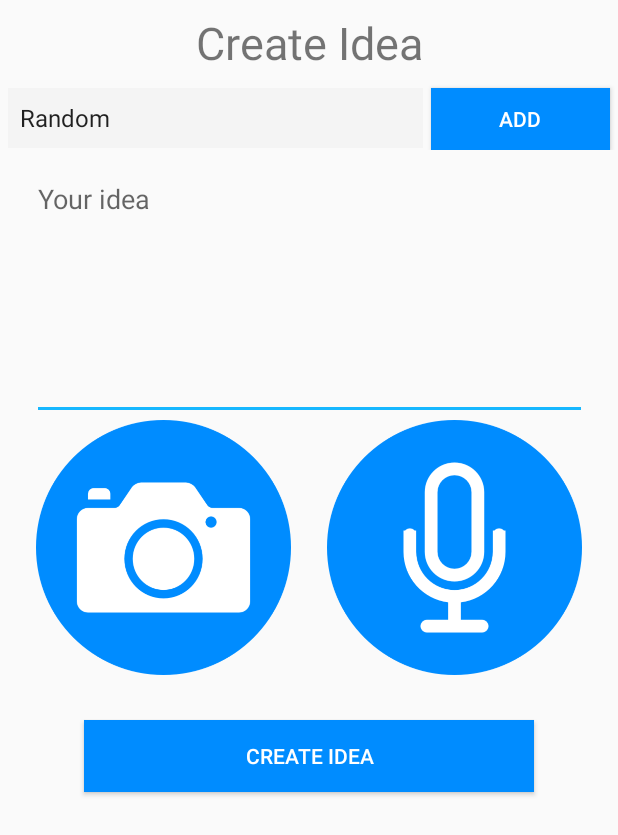
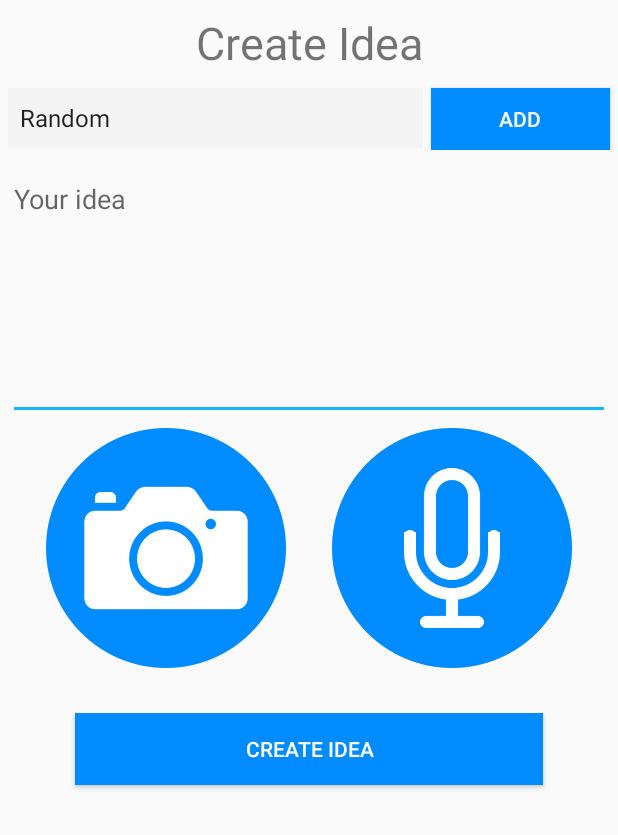
Before and after one commit to steken0/Idea_Organizer, an Android app: the IdeaCreationActivity screen opened directly, with no data from a screen before it, on a phone screen of 412 x 824 dp. Shown: the top 835 px of the screen. Run offline under Robolectric (Android 15) with nearby library versions, the phone set to English and light mode, and no system bars; our stand-ins replace Room's generated code.

Commit message:
V. 1.0.1

```diff
--- a/app/src/main/res/layout/activity_ideacreation.xml
+++ b/app/src/main/res/layout/activity_ideacreation.xml
@@ -19,7 +19,8 @@
 
     <EditText
         android:id="@+id/editTextTextMultiLine"
-        android:layout_width="370dp"
+        android:layout_width="match_parent"
+        android:layout_marginHorizontal="5dp"
         android:layout_height="170dp"
         android:ems="10"
         android:gravity="start|top"
@@ -32,21 +33,22 @@
 
     <androidx.appcompat.widget.AppCompatImageButton
         android:id="@+id/imageButton"
-        android:layout_width="170dp"
-        android:layout_height="170dp"
+        android:layout_width="160dp"
+        android:layout_height="160dp"
         android:background="@drawable/image_button"
         android:scaleType="fitXY"
+        android:layout_marginTop="5dp"
         app:layout_constraintEnd_toStartOf="@+id/recordPopupButton"
         app:layout_constraintStart_toStartOf="parent"
         app:layout_constraintTop_toBottomOf="@+id/editTextTextMultiLine" />
 
     <androidx.appcompat.widget.AppCompatImageButton
         android:id="@+id/recordPopupButton"
-        android:layout_width="170dp"
-        android:layout_height="170dp"
+        android:layout_width="160dp"
+        android:layout_height="160dp"
         android:background="@drawable/record_button"
         android:scaleType="fitXY"
-
+        android:layout_marginTop="5dp"
         app:layout_constraintEnd_toEndOf="parent"
         app:layout_constraintStart_toEndOf="@+id/imageButton"
         app:layout_constraintTop_toBottomOf="@+id/editTextTextMultiLine" />
@@ -89,7 +91,8 @@
 
     <Button
         android:id="@+id/create"
-        android:layout_width="300dp"
+        android:layout_width="match_parent"
+        android:layout_marginHorizontal="50dp"
         android:layout_height="wrap_content"
         android:layout_marginTop="30dp"
         android:text="Create Idea"
--- a/app/src/main/res/layout/recyclerview_item.xml
+++ b/app/src/main/res/layout/recyclerview_item.xml
@@ -17,7 +17,7 @@
             android:layout_width="match_parent"
             android:layout_height="wrap_content"
             android:adjustViewBounds="true"
-            android:background="#FA0404"
+            android:background="#FFFFFF"
             android:baselineAlignBottom="false"
             app:layout_constraintEnd_toEndOf="parent"
             app:layout_constraintStart_toStartOf="parent"
```
Also changed, not shown: app/src/main/res/layout/activity_ideaupdate.xml (+8 -5 lines).
